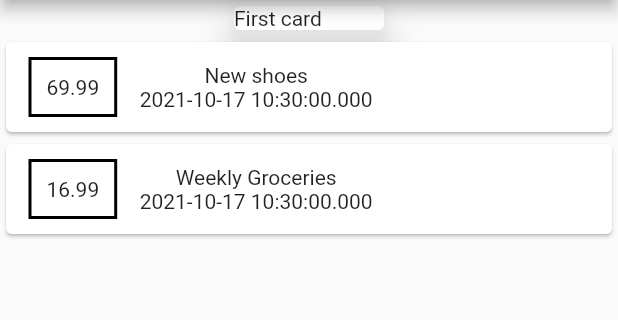
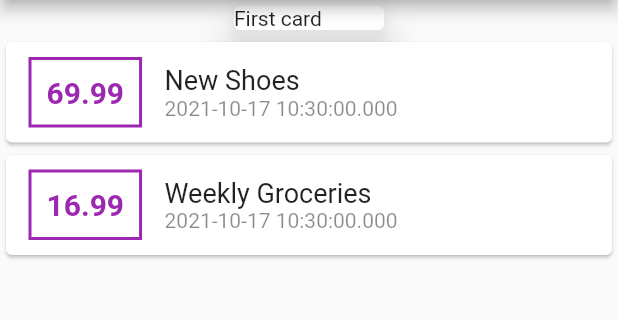
Before and after one commit to khadetou/personal_expenses, a Flutter app: the screen it shows after launch, on a phone screen of 412 x 824 dp, the part 84-404 px from its top. Run offline on Flutter 3.47's test engine with Material 2 defaults, Android fonts, the phone set to English and light mode, and no system bars.

Commit message:
styling text

```diff
--- a/lib/screen/home.dart
+++ b/lib/screen/home.dart
@@ -12,7 +12,7 @@ class _MyHomePageState extends State<MyHomePage> {
   final List<Transaction> transactions = [
     Transaction(
       id: "t1",
-      title: "New shoes",
+      title: "New Shoes",
       amount: 69.99,
       date: DateTime.now(),
     ),
@@ -50,19 +50,38 @@ class _MyHomePageState extends State<MyHomePage> {
                       ),
                       decoration: BoxDecoration(
                         border: Border.all(
-                          color: Colors.black,
+                          color: Colors.purple,
                           width: 2,
                         ),
                       ),
                       padding: const EdgeInsets.all(10),
                       child: Text(
                         transaction.amount.toString(),
+                        style: const TextStyle(
+                          fontWeight: FontWeight.bold,
+                          fontSize: 20,
+                          color: Colors.purple,
+                        ),
                       ),
                     ),
-                    Column(children: <Widget>[
-                      Text(transaction.title),
-                      Text(transaction.date.toString()),
-                    ])
+                    Column(
+                      crossAxisAlignment: CrossAxisAlignment.start,
+                      children: <Widget>[
+                        Text(
+                          transaction.title,
+                          style: const TextStyle(
+                            fontSize: 18,
+                          ),
+                        ),
+                        Text(
+                          transaction.date.toString(),
+                          style: const TextStyle(
+                            fontSize: 14,
+                            color: Colors.black45,
+                          ),
+                        ),
+                      ],
+                    )
                   ],
                 ));
               }).toList(),
```
